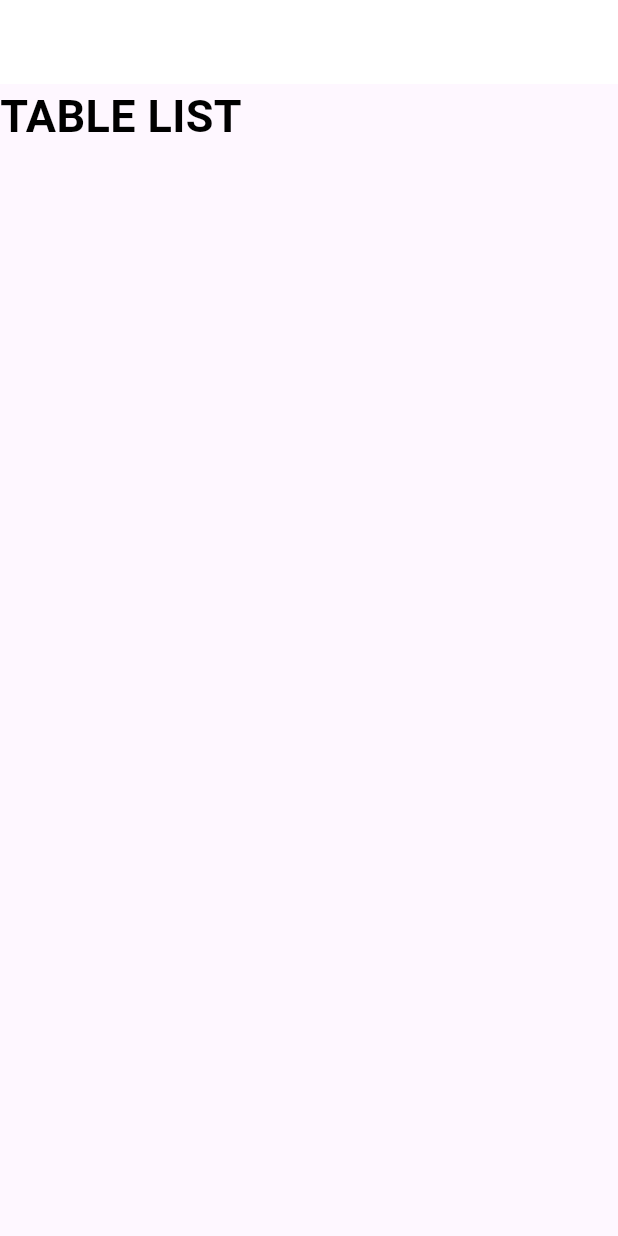
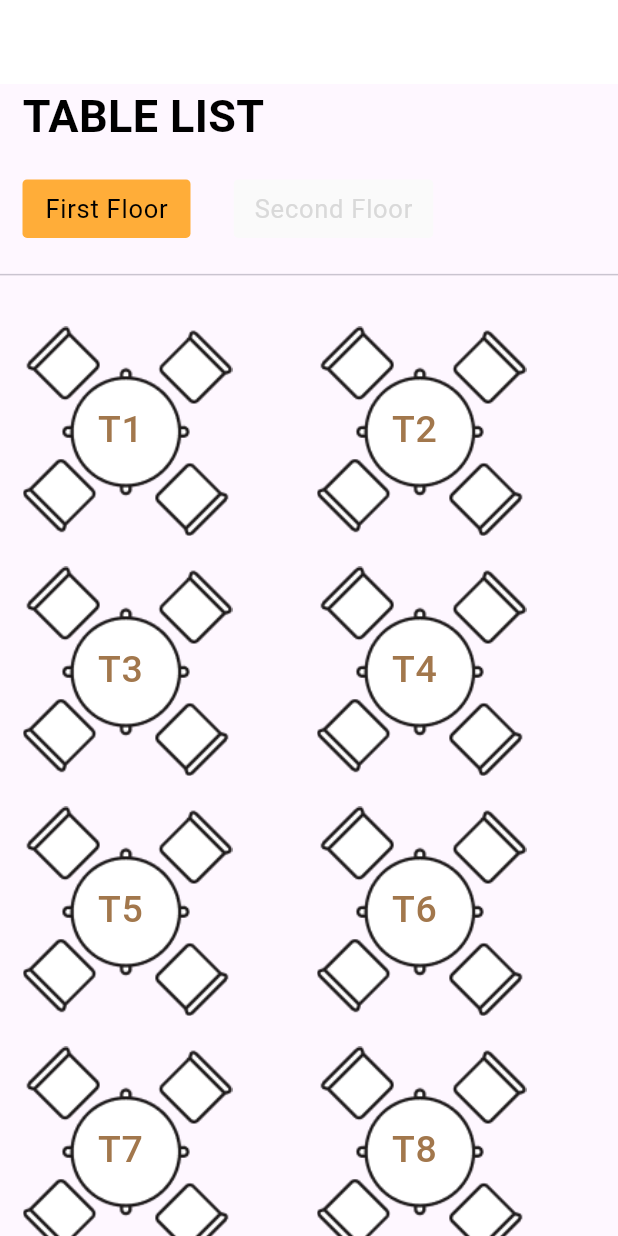
Before and after one commit to sznpok/online_food_app, a Flutter app: the screen it shows after launch, on a phone screen of 412 x 824 dp. Run offline on Flutter 3.47's test engine with Material 3 defaults, Android fonts, the phone set to English and light mode, and no system bars; our stand-ins replace google_fonts; missing offline and left inert: dart:ffi.

Commit message:
table screen added

```diff
--- a/lib/presentation/view/table_screen.dart
+++ b/lib/presentation/view/table_screen.dart
@@ -1,5 +1,8 @@
 import 'package:flutter/material.dart';
+import 'package:online_food_project/core/themes/size.dart';
 import 'package:online_food_project/core/themes/theme.dart';
+import 'package:online_food_project/presentation/widgets/custom_button.dart';
+import 'package:online_food_project/presentation/widgets/custom_table_card.dart';
 
 class TableScreen extends StatefulWidget {
   const TableScreen({super.key});
@@ -9,15 +12,78 @@ class TableScreen extends StatefulWidget {
 }
 
 class _TableScreenState extends State<TableScreen> {
+  final List<String> tableList =[
+    "T1",
+    "T2",
+    "T3",
+    "T4",
+    "T5",
+    "T6",
+    "T7",
+    "T8",
+    "T9",
+
+  ];
   @override
   Widget build(BuildContext context) {
     return Scaffold(
       appBar: AppBar(),
       body: Column(
+        crossAxisAlignment: CrossAxisAlignment.start,
         children: [
-          Text("TABLE LIST",
-          style: Theme.of(context).textTheme.bodyMedium!.copyWith(fontSize: 30, fontWeight: FontWeight.w600, color: blackColor),
-          )
+          Padding(
+            padding: const EdgeInsets.only(left: 15),
+            child: Text("TABLE LIST",
+            style: Theme.of(context).textTheme.bodyMedium!.copyWith(fontSize: 30, fontWeight: FontWeight.w600, color: blackColor),
+            ),
+          ),
+           SizedBox(height: SizeConfig.screenHeight!*0.025,),
+
+          Padding(
+            padding: const EdgeInsets.only(left: 15),
+            child: Row(
+              children: [
+                CustomButton(
+                  ButtonName: "First Floor",
+                  bgColor: secondaryColor,
+                  txtColor: blackColor,
+                  height: 39.0,
+                  width: 112.0),
+
+                  SizedBox(width: SizeConfig.screenWidth!*0.07,),
+                  CustomButton(
+                  ButtonName: "Second Floor",
+                  bgColor: Color(0xffFAFAFA),
+                  txtColor: Color(0xffD9D9D9),
+                  height: 39.0,
+                  width: 133.0)
+              ],
+            ),
+          ),
+           SizedBox(height: SizeConfig.screenHeight!*0.02,),
+          Divider(),
+           SizedBox(height: SizeConfig.screenHeight!*0.02,),
+
+          Expanded(
+            child: GridView.builder(
+                      padding: EdgeInsets.symmetric(horizontal: 15, vertical: 10),
+                      scrollDirection: Axis.vertical,
+                      gridDelegate: SliverGridDelegateWithFixedCrossAxisCount(
+                          crossAxisCount: 2,
+                          crossAxisSpacing: 10.0,
+                          mainAxisSpacing: 10.0,
+                          mainAxisExtent: 150),
+                      itemCount: tableList.length, // Number of items in the grid
+                      itemBuilder: (context, index) {
+                        return Container(
+                          // width: 220,
+                          child: CustomTableCard(
+                            tableName: tableList[index],
+                          ),
+                        );
+                      },
+                    ),
+            ),
         ],
       ),
     );
--- a/lib/presentation/widgets/custom_button.dart
+++ b/lib/presentation/widgets/custom_button.dart
@@ -11,8 +11,9 @@ class CustomButton extends StatefulWidget {
   final double? height;
   final double? width;
   VoidCallback? onPressed;
-   CustomButton(
-      {super.key,
+
+  CustomButton({
+    super.key,
     required this.ButtonName,
     required this.bgColor,
     required this.txtColor,
@@ -39,7 +40,7 @@ class _CustomButtonState extends State<CustomButton> {
           child: Text(
             widget.ButtonName,
             style: Theme.of(context).textTheme.bodyLarge!.copyWith(
-                fontSize: 18,
+                fontSize: 17,
                 fontWeight: FontWeight.w400,
                 color: widget.txtColor),
           ),
--- a/lib/presentation/widgets/custom_table_card.dart
+++ b/lib/presentation/widgets/custom_table_card.dart
@@ -1,13 +1,9 @@
 import 'package:flutter/material.dart';
 
-class CustomTableCard extends StatefulWidget {
-  const CustomTableCard({super.key});
+class CustomTableCard extends StatelessWidget {
+  final String tableName;
+  const CustomTableCard({super.key, required this.tableName});
 
-  @override
-  State<CustomTableCard> createState() => _CustomTableCardState();
-}
-
-class _CustomTableCardState extends State<CustomTableCard> {
   @override
   Widget build(BuildContext context) {
     return Stack(
@@ -24,7 +20,7 @@ class _CustomTableCardState extends State<CustomTableCard> {
             left: 50,
             right: 50,
             child: Text(
-              "T1",
+              tableName,
               style: Theme.of(context).textTheme.bodyLarge!.copyWith(
                   fontSize: 25,
                   color: Color(0xffA2774C),
```
Lines whose indentation alone changed are shown as unchanged.
